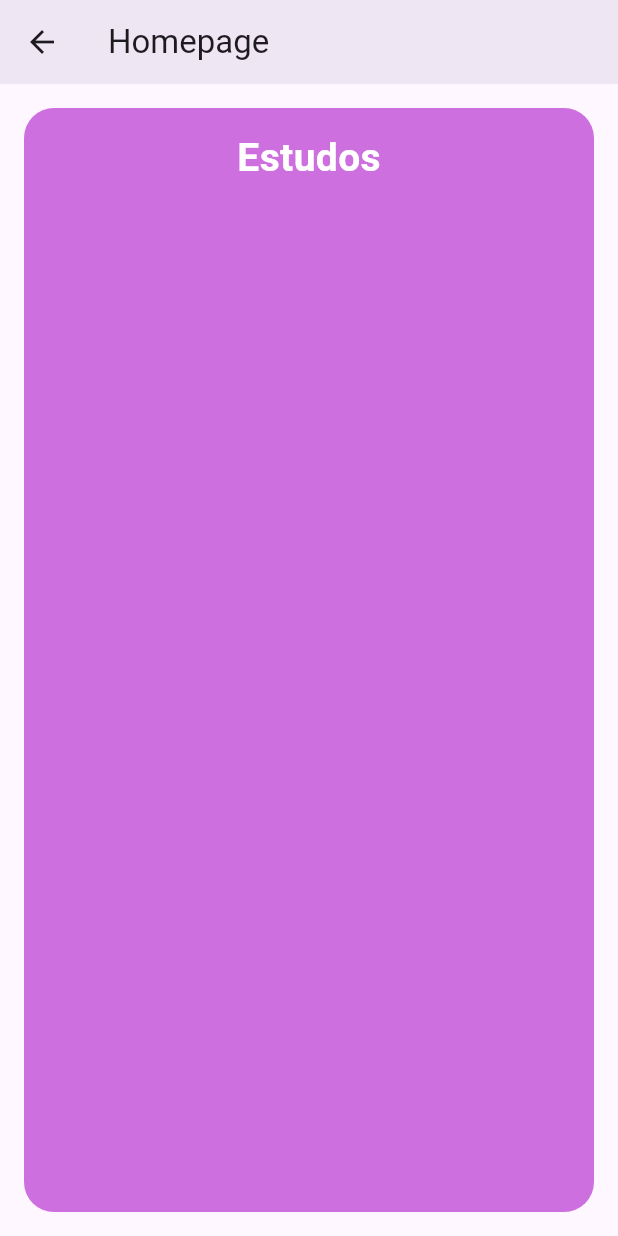
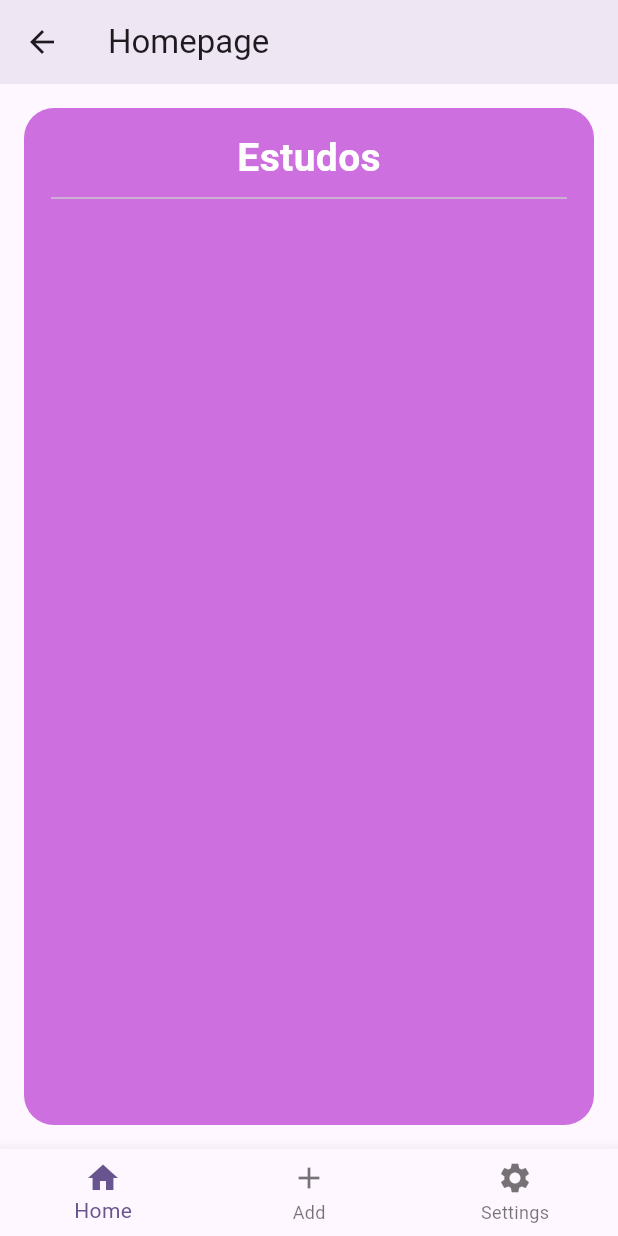
Before and after one commit to PedroH-Peres/studylistapp, a Flutter app: the HomePage screen opened by its route, on a phone screen of 412 x 824 dp. Run offline on Flutter 3.47's test engine with Material 2 defaults, Android fonts, the phone set to English and light mode, and no system bars; our stand-ins replace flutter_mobx, mobx; generated files the repository leaves out were written again.

Commit message:
Navigation Store

```diff
--- /dev/null
+++ b/studyapp/lib/components/BotNavBar.dart
@@ -0,0 +1,31 @@
+import 'package:flutter/material.dart';
+import 'package:flutter_mobx/flutter_mobx.dart';
+import 'package:provider/provider.dart';
+
+import '../store/bottomNav.store.dart';
+
+class StudyBottomNav extends StatelessWidget {
+
+  final Function(int) change;
+  final int index;
+
+  const StudyBottomNav({required this.change, required this.index,super.key});
+
+
+
+  @override
+  Widget build(BuildContext context) {
+    return BottomNavigationBar(
+      onTap: (value) {
+        change(value);
+        print(index);
+      },
+      currentIndex: index,
+      items: [
+        BottomNavigationBarItem(icon: Icon(Icons.home), label: "Home"),
+        BottomNavigationBarItem(icon: Icon(Icons.add), label: "Add"),
+        BottomNavigationBarItem(icon: Icon(Icons.settings), label: "Settings"),
+      ],
+    );
+  }
+}
--- a/studyapp/lib/pages/homepage.dart
+++ b/studyapp/lib/pages/homepage.dart
@@ -1,37 +1,32 @@
 import 'package:flutter/material.dart';
+import 'package:flutter_mobx/flutter_mobx.dart';
+import 'package:provider/provider.dart';
+import 'package:studyapp/components/BotNavBar.dart';
+import 'package:studyapp/pages/overview.dart';
+import 'package:studyapp/pages/pomodorocfg.dart';
+import 'package:studyapp/pages/studyformpage.dart';
+import 'package:studyapp/store/bottomNav.store.dart';
 
 class HomePage extends StatelessWidget {
   const HomePage({super.key});
 
   @override
   Widget build(BuildContext context) {
+    final navStore = Provider.of<BottomNavStore>(context);
+
+    final _pages = [OverviewPage(), StudyFormPage(), PomodoroPage()];
+
     return Scaffold(
         appBar: AppBar(
           title: Text("Homepage"),
           elevation: 5,
         ),
-      body: Container(
-          width: MediaQuery.of(context).size.width,
-          height: MediaQuery.of(context).size.height,
-          child: Container(
-            margin: EdgeInsets.all(16),
-            decoration: BoxDecoration(
-              borderRadius: BorderRadius.circular(20),
-              color: Color.fromARGB(255, 206, 111, 223),
+        bottomNavigationBar: Observer(
+          builder: (_)=>StudyBottomNav(
+            index: navStore.index,
+            change: navStore.changeIndex,
           ),
-            child: Column(
-              children: [
-                SizedBox(height: 15,),
-                Text(
-                  "Estudos",
-                  style: TextStyle(
-                      color: Colors.white,
-                      fontSize: 26,
-                      fontWeight: FontWeight.bold),
-                )
-              ],
         ),
-          )),
-    );
+        body: Observer(builder:(_)=> _pages[navStore.index]));
   }
 }
--- /dev/null
+++ b/studyapp/lib/pages/overview.dart
@@ -0,0 +1,35 @@
+import 'package:flutter/material.dart';
+
+class OverviewPage extends StatelessWidget {
+  const OverviewPage({super.key});
+
+  @override
+  Widget build(BuildContext context) {
+    return Container(
+          width: MediaQuery.of(context).size.width,
+          height: MediaQuery.of(context).size.height,
+          child: Container(
+            margin: EdgeInsets.all(16),
+            decoration: BoxDecoration(
+              borderRadius: BorderRadius.circular(20),
+              color: Color.fromARGB(255, 206, 111, 223),
+            ),
+            child: Column(
+              children: [
+                SizedBox(height: 15,),
+                Text(
+                  "Estudos",
+                  style: TextStyle(
+                      color: Colors.white,
+                      fontSize: 26,
+                      fontWeight: FontWeight.bold),
+                ),
+                Padding(child: Divider(), padding: EdgeInsets.symmetric(horizontal: 18),),
+                Container(
+
+                )
+              ],
+            ),
+          ));
+  }
+}
--- a/studyapp/pubspec.yaml
+++ b/studyapp/pubspec.yaml
@@ -30,6 +30,10 @@ environment:
 dependencies:
   flutter:
     sdk: flutter
+  provider: ^6.0.5
+  mobx: ^2.2.0
+  flutter_mobx: ^2.1.0
+
 
 
   # The following adds the Cupertino Icons font to your application.
@@ -39,6 +43,8 @@ dependencies:
 dev_dependencies:
   flutter_test:
     sdk: flutter
+  build_runner: ^2.4.6
+  mobx_codegen: ^2.4.0
 
   # The "flutter_lints" package below contains a set of recommended lints to
   # encourage good coding practices. The lint set provided by the package is
```
Also changed, not shown: studyapp/lib/main.dart (+8 -1 lines), studyapp/lib/pages/pomodorocfg.dart (added, +10 -0 lines), studyapp/lib/pages/studyformpage.dart (added, +10 -0 lines), studyapp/lib/store/bottomNav.store.dart (added, +18 -0 lines), studyapp/lib/store/bottomNav.store.g.dart (added), studyapp/pubspec.lock. Lines whose indentation alone changed are shown as unchanged.
